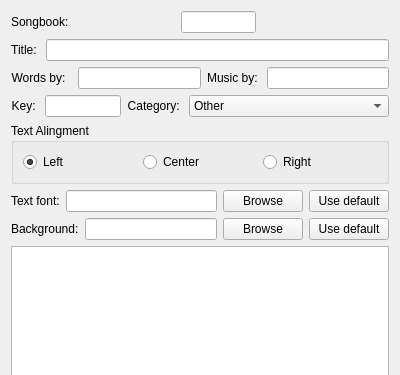
The window that src/editwidget.ui (SoftProjector/src) describes before a commit, drawn with Qt 5; both pictures show x 0 to 400 and y 0 to 375 of the 400 by 600 pixel window.
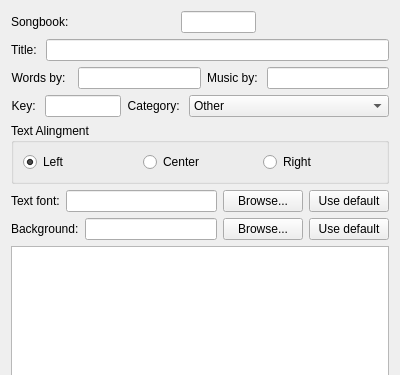
The same window after the commit. Icons and pictures are not drawn.

What changed in the file:
```diff
--- a/src/editwidget.ui
+++ b/src/editwidget.ui
@@ -477,7 +477,7 @@
      <item row="0" column="2">
       <widget class="QPushButton" name="font_button">
        <property name="text">
-        <string>Browse</string>
+        <string>Browse...</string>
        </property>
       </widget>
      </item>
@@ -519,7 +519,7 @@
      <item row="0" column="2">
       <widget class="QPushButton" name="wall_button">
        <property name="text">
-        <string>Browse</string>
+        <string>Browse...</string>
        </property>
       </widget>
      </item>
```
